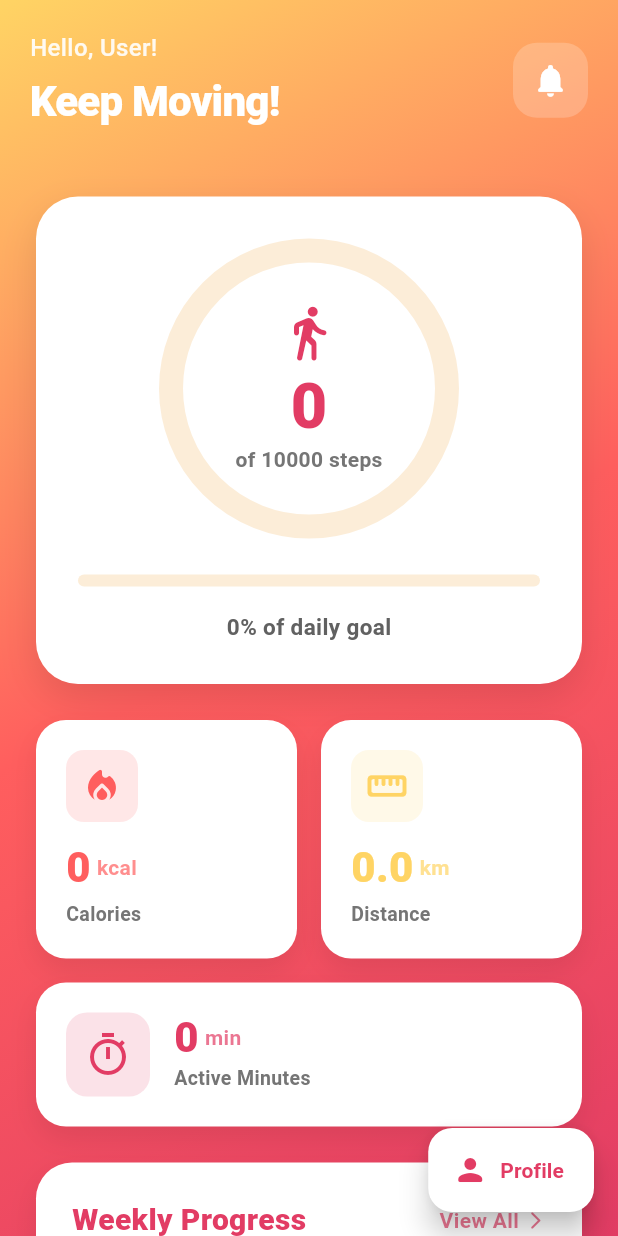
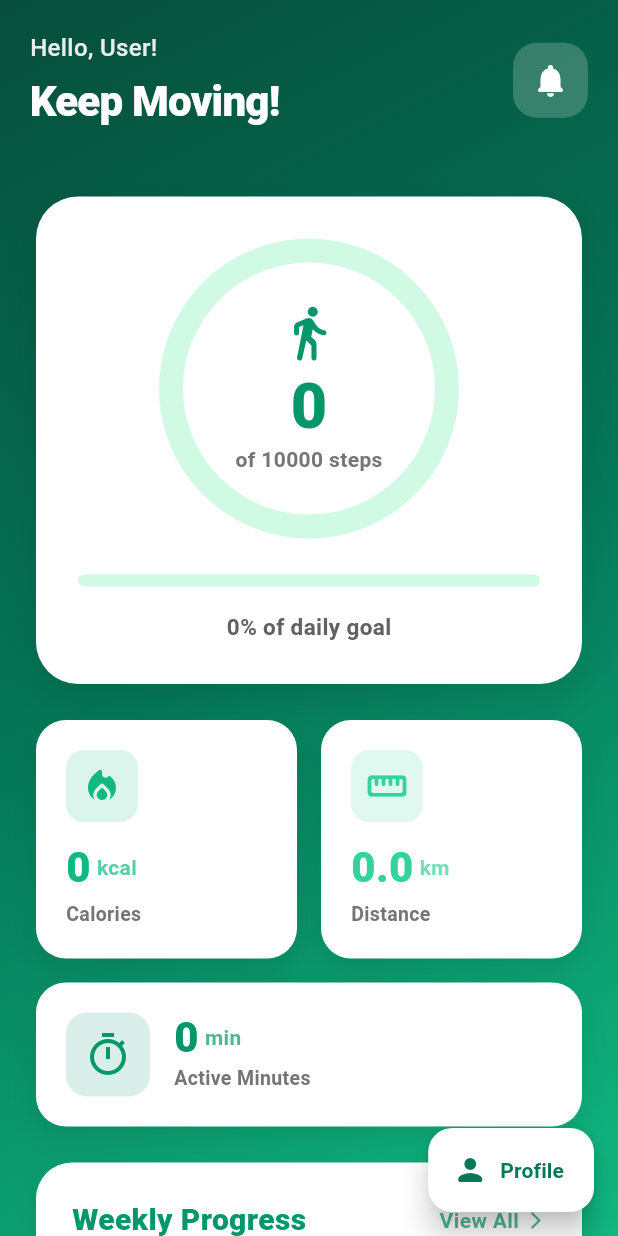
Before and after one commit to arbybyby/ai_step, a Flutter app: the HomeScreen screen opened by its route, on a phone screen of 412 x 824 dp. Run offline on Flutter 3.47's test engine with Material 3 defaults, Android fonts, the phone set to English and light mode, and no system bars; our stand-ins replace google_sign_in, pedometer, permission_handler, shared_preferences; accounts and stored records are empty.

Commit message:
changed color

```diff
--- /dev/null
+++ b/ai_step_frontend/devtools_options.yaml
@@ -0,0 +1,3 @@
+description: This file stores settings for Dart & Flutter DevTools.
+documentation: https://docs.flutter.dev/tools/devtools/extensions#configure-extension-enablement-states
+extensions:
--- a/ai_step_frontend/lib/core/api_config.dart
+++ b/ai_step_frontend/lib/core/api_config.dart
@@ -1,6 +1,6 @@
 const String backendBaseUrl = String.fromEnvironment(
   'BACKEND_URL',
-  defaultValue: 'http://192.168.42.162:8080',
+  defaultValue: 'http://192.168.43.78:8080',
 );
 
 const String googleClientId = String.fromEnvironment(
--- a/ai_step_frontend/lib/homepage/home_screen.dart
+++ b/ai_step_frontend/lib/homepage/home_screen.dart
@@ -14,7 +14,8 @@ class HomeScreen extends StatefulWidget {
   State<HomeScreen> createState() => _HomeScreenState();
 }
 
-class _HomeScreenState extends State<HomeScreen> with SingleTickerProviderStateMixin {
+class _HomeScreenState extends State<HomeScreen>
+    with SingleTickerProviderStateMixin {
   late AnimationController _animationController;
   final int _goalSteps = 10000;
   String _userName = 'User';
@@ -64,13 +65,15 @@ class _HomeScreenState extends State<HomeScreen> with SingleTickerProviderStateM
     final distance = pedometer.distance;
     final activeMinutes = pedometer.activeMinutes;
 
-    final progress = _goalSteps > 0 ? (currentSteps / _goalSteps).clamp(0.0, 1.0) : 0.0;
+    final progress = _goalSteps > 0
+        ? (currentSteps / _goalSteps).clamp(0.0, 1.0)
+        : 0.0;
 
     return Scaffold(
       body: Container(
         decoration: const BoxDecoration(
           gradient: LinearGradient(
-            colors: [Color(0xFFFFD464), Color(0xFFFF5E5E), Color(0xFFE23C64)],
+            colors: [Color(0xFF064E3B), Color(0xFF047857), Color(0xFF10B981)],
             begin: Alignment.topLeft,
             end: Alignment.bottomRight,
           ),
@@ -106,10 +109,13 @@ class _HomeScreenState extends State<HomeScreen> with SingleTickerProviderStateM
       floatingActionButton: FloatingActionButton.extended(
         onPressed: () => Navigator.pushNamed(context, '/profile'),
         backgroundColor: Colors.white,
-        foregroundColor: const Color(0xFFE23C64),
+        foregroundColor: const Color(0xFF047857),
         elevation: 8,
         icon: const Icon(Icons.person_rounded),
-        label: const Text('Profile', style: TextStyle(fontWeight: FontWeight.w700)),
+        label: const Text(
+          'Profile',
+          style: TextStyle(fontWeight: FontWeight.w700),
+        ),
       ),
     );
   }
@@ -158,7 +164,11 @@ class _HomeScreenState extends State<HomeScreen> with SingleTickerProviderStateM
                 color: Colors.white.withOpacity(0.2),
                 borderRadius: BorderRadius.circular(16),
               ),
-              child: const Icon(Icons.notifications_rounded, color: Colors.white, size: 26),
+              child: const Icon(
+                Icons.notifications_rounded,
+                color: Colors.white,
+                size: 26,
+              ),
             ),
           ),
         ],
@@ -195,8 +205,8 @@ class _HomeScreenState extends State<HomeScreen> with SingleTickerProviderStateM
                       painter: CircularProgressPainter(
                         progress: progress * _animationController.value,
                         strokeWidth: 16,
-                        backgroundColor: const Color(0xFFFCEDD8),
-                        progressColor: const Color(0xFFE23C64),
+                        backgroundColor: const Color(0xFFD1FAE5),
+                        progressColor: const Color(0xFF059669),
                       ),
                     );
                   },
@@ -205,14 +215,18 @@ class _HomeScreenState extends State<HomeScreen> with SingleTickerProviderStateM
               Column(
                 mainAxisSize: MainAxisSize.min,
                 children: [
-                  const Icon(Icons.directions_walk_rounded, size: 40, color: Color(0xFFE23C64)),
+                  const Icon(
+                    Icons.directions_walk_rounded,
+                    size: 40,
+                    color: Color(0xFF059669),
+                  ),
                   const SizedBox(height: 8),
                   Text(
                     currentSteps.toString(),
                     style: const TextStyle(
                       fontSize: 42,
                       fontWeight: FontWeight.w900,
-                      color: Color(0xFFE23C64),
+                      color: Color(0xFF059669),
                       height: 1,
                     ),
                   ),
@@ -232,8 +246,8 @@ class _HomeScreenState extends State<HomeScreen> with SingleTickerProviderStateM
           const SizedBox(height: 24),
           LinearProgressIndicator(
             value: progress,
-            backgroundColor: const Color(0xFFFCEDD8),
-            valueColor: const AlwaysStoppedAnimation<Color>(Color(0xFFE23C64)),
+            backgroundColor: const Color(0xFFD1FAE5),
+            valueColor: const AlwaysStoppedAnimation<Color>(Color(0xFF059669)),
             minHeight: 8,
             borderRadius: BorderRadius.circular(4),
           ),
@@ -251,7 +265,11 @@ class _HomeScreenState extends State<HomeScreen> with SingleTickerProviderStateM
     );
   }
 
-  Widget _buildQuickStats(double caloriesBurned, double distance, int activeMinutes) {
+  Widget _buildQuickStats(
+    double caloriesBurned,
+    double distance,
+    int activeMinutes,
+  ) {
     return Column(
       children: [
         Row(
@@ -262,7 +280,7 @@ class _HomeScreenState extends State<HomeScreen> with SingleTickerProviderStateM
                 value: caloriesBurned.toStringAsFixed(0),
                 unit: 'kcal',
                 label: 'Calories',
-                color: const Color(0xFFFF5E5E),
+                color: const Color(0xFF10B981),
               ),
             ),
             const SizedBox(width: 16),
@@ -272,7 +290,7 @@ class _HomeScreenState extends State<HomeScreen> with SingleTickerProviderStateM
                 value: distance.toStringAsFixed(1),
                 unit: 'km',
                 label: 'Distance',
-                color: const Color(0xFFFFD464),
+                color: const Color(0xFF34D399),
               ),
             ),
           ],
@@ -283,7 +301,7 @@ class _HomeScreenState extends State<HomeScreen> with SingleTickerProviderStateM
           value: activeMinutes.toString(),
           unit: 'min',
           label: 'Active Minutes',
-          color: const Color(0xFFE23C64),
+          color: const Color(0xFF059669),
           isWide: true,
         ),
       ],
@@ -423,9 +441,10 @@ class _HomeScreenState extends State<HomeScreen> with SingleTickerProviderStateM
     final weekData = [6500, 8200, 7100, 9300, 8900, currentSteps, 0];
     final days = ['Mon', 'Tue', 'Wed', 'Thu', 'Fri', 'Sat', 'Sun'];
 
-    // Находим максимум, исключая нулевые значения
     final nonZeroData = weekData.where((v) => v > 0).toList();
-    final maxSteps = nonZeroData.isNotEmpty ? nonZeroData.reduce(math.max) : 10000;
+    final maxSteps = nonZeroData.isNotEmpty
+        ? nonZeroData.reduce(math.max)
+        : 10000;
 
     return InkWell(
       onTap: () => Navigator.pushNamed(context, '/statistics'),
@@ -454,7 +473,7 @@ class _HomeScreenState extends State<HomeScreen> with SingleTickerProviderStateM
                   style: TextStyle(
                     fontSize: 20,
                     fontWeight: FontWeight.w900,
-                    color: Color(0xFFE23C64),
+                    color: Color(0xFF059669),
                   ),
                 ),
                 Row(
@@ -464,13 +483,13 @@ class _HomeScreenState extends State<HomeScreen> with SingleTickerProviderStateM
                       style: TextStyle(
                         fontSize: 14,
                         fontWeight: FontWeight.w600,
-                        color: const Color(0xFFE23C64).withOpacity(0.7),
+                        color: const Color(0xFF059669).withOpacity(0.7),
                       ),
                     ),
                     const SizedBox(width: 4),
                     Icon(
                       Icons.arrow_forward_ios_rounded,
-                      color: const Color(0xFFE23C64).withOpacity(0.7),
+                      color: const Color(0xFF059669).withOpacity(0.7),
                       size: 14,
                     ),
                   ],
@@ -486,7 +505,9 @@ class _HomeScreenState extends State<HomeScreen> with SingleTickerProviderStateM
                 children: List.generate(7, (index) {
                   final isToday = index == 5;
                   final stepCount = weekData[index];
-                  final height = stepCount == 0 ? 10.0 : ((stepCount / maxSteps) * 140).clamp(10.0, 140.0);
+                  final height = stepCount == 0
+                      ? 10.0
+                      : ((stepCount / maxSteps) * 140).clamp(10.0, 140.0);
 
                   return Column(
                     mainAxisAlignment: MainAxisAlignment.end,
@@ -499,7 +520,9 @@ class _HomeScreenState extends State<HomeScreen> with SingleTickerProviderStateM
                             style: TextStyle(
                               fontSize: 11,
                               fontWeight: FontWeight.w700,
-                              color: isToday ? const Color(0xFFE23C64) : Colors.grey.shade600,
+                              color: isToday
+                                  ? const Color(0xFF059669)
+                                  : Colors.grey.shade600,
                             ),
                           ),
                         ),
@@ -511,10 +534,13 @@ class _HomeScreenState extends State<HomeScreen> with SingleTickerProviderStateM
                         decoration: BoxDecoration(
                           gradient: LinearGradient(
                             colors: isToday
-                                ? [const Color(0xFFE23C64), const Color(0xFFFF5E5E)]
+                                ? [
+                                    const Color(0xFF059669),
+                                    const Color(0xFF10B981),
+                                  ]
                                 : [
-                                    const Color(0xFFFCEDD8),
-                                    const Color(0xFFFCEDD8).withOpacity(0.6)
+                                    const Color(0xFFD1FAE5),
+                                    const Color(0xFFD1FAE5).withOpacity(0.6),
                                   ],
                             begin: Alignment.topCenter,
                             end: Alignment.bottomCenter,
@@ -527,8 +553,12 @@ class _HomeScreenState extends State<HomeScreen> with SingleTickerProviderStateM
                         days[index],
                         style: TextStyle(
                           fontSize: 12,
-                          fontWeight: isToday ? FontWeight.w900 : FontWeight.w600,
-                          color: isToday ? const Color(0xFFE23C64) : Colors.grey.shade600,
+                          fontWeight: isToday
+                              ? FontWeight.w900
+                              : FontWeight.w600,
+                          color: isToday
+                              ? const Color(0xFF059669)
+                              : Colors.grey.shade600,
                         ),
                       ),
                     ],
@@ -550,7 +580,7 @@ class _HomeScreenState extends State<HomeScreen> with SingleTickerProviderStateM
             icon: Icons.restaurant_rounded,
             title: 'Meals',
             subtitle: 'Track food',
-            color: const Color(0xFFFF5E5E),
+            color: const Color(0xFF10B981),
             onTap: () => Navigator.pushNamed(context, '/meals'),
           ),
         ),
@@ -560,7 +590,7 @@ class _HomeScreenState extends State<HomeScreen> with SingleTickerProviderStateM
             icon: Icons.water_drop_rounded,
             title: 'Water',
             subtitle: 'Stay hydrated',
-            color: const Color(0xFF64B5F6),
+            color: const Color(0xFF34D399),
             onTap: () => Navigator.pushNamed(context, '/water'),
           ),
         ),
@@ -636,14 +666,14 @@ class _HomeScreenState extends State<HomeScreen> with SingleTickerProviderStateM
       padding: const EdgeInsets.all(24),
       decoration: BoxDecoration(
         gradient: const LinearGradient(
-          colors: [Color(0xFFE23C64), Color(0xFFFF5E5E)],
+          colors: [Color(0xFF059669), Color(0xFF10B981)],
           begin: Alignment.topLeft,
           end: Alignment.bottomRight,
         ),
         borderRadius: BorderRadius.circular(24),
         boxShadow: [
           BoxShadow(
-            color: const Color(0xFFE23C64).withOpacity(0.4),
+            color: const Color(0xFF059669).withOpacity(0.4),
             blurRadius: 20,
             offset: const Offset(0, 10),
           ),
@@ -684,7 +714,9 @@ class _HomeScreenState extends State<HomeScreen> with SingleTickerProviderStateM
               shape: BoxShape.circle,
             ),
             child: Icon(
-              remainingSteps > 0 ? Icons.emoji_events_rounded : Icons.celebration_rounded,
+              remainingSteps > 0
+                  ? Icons.emoji_events_rounded
+                  : Icons.celebration_rounded,
               size: 48,
               color: Colors.white,
             ),
```
Also changed, not shown: ai_step_frontend/lib/auth/login_screen.dart (+13 -20 lines), ai_step_frontend/lib/auth/onboarding_screen.dart (+4 -4 lines), ai_step_frontend/lib/auth/sign_up_screen.dart (+9 -9 lines).
